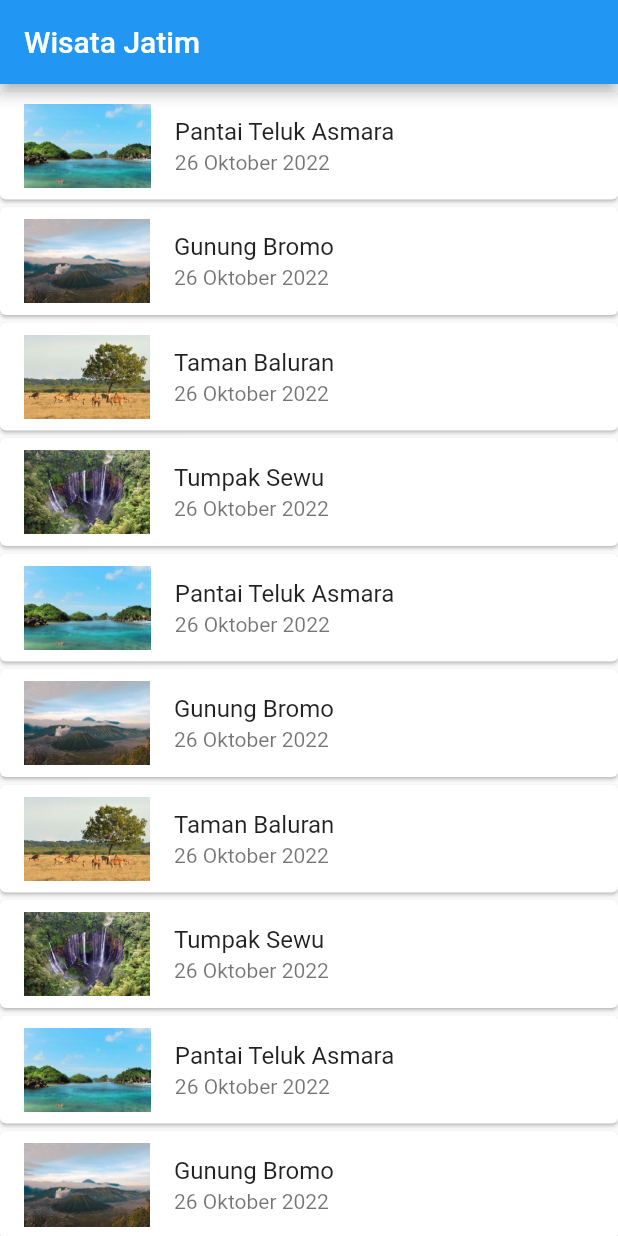
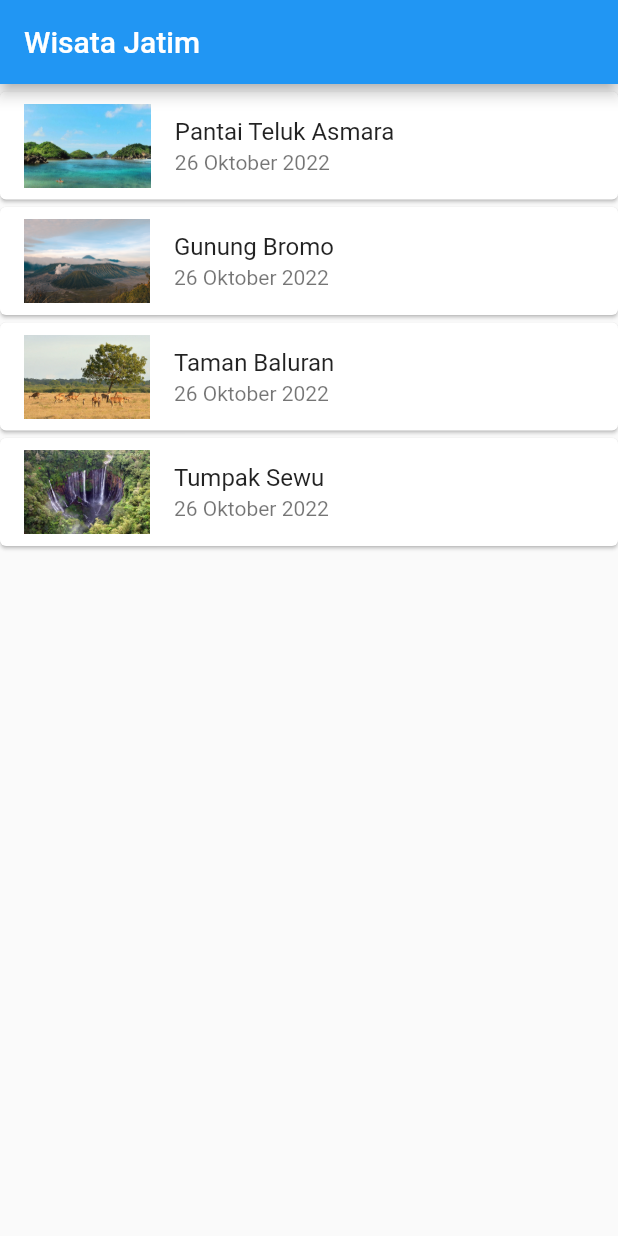
Before and after one commit to royhandf/article-app, a Flutter app: the screen it shows after launch, on a phone screen of 412 x 824 dp. Run offline on Flutter 3.47's test engine with Material 2 defaults, Android fonts, the phone set to English and light mode, and no system bars.

Commit message:
edit data

```diff
--- a/lib/utils/data.dart
+++ b/lib/utils/data.dart
@@ -38,82 +38,4 @@ List articles = [
         'Yang kedua dilihat dari dekat atau dari bawah langsung sehingga sensasi dingin dari air terkena langsung ke badan.',
     'image': 'tumpak-sewu.jpg',
   },
-  {
-    'title': 'Pantai Teluk Asmara',
-    'timeUploaded': '26 Oktober 2022',
-    'description': 'Pantai Teluk Asmara adalah sebuah pantai yang terletak di Kabupaten Malang, Jawa Timur.'
-        'Pantai Teluk Asmara kerap dijuluki Raja Ampat karena memiliki geografis yang mirip dengan destinasi wisata di Papua Barat itu.'
-        'Pantai ini memiliki pasir yang putih dan warna laut yang biru jernih.'
-        'Selain itu, pantai ini juga memiliki hamparan pulau-pulau kecil yang bisa dilihat dari ketinggian dengan menaiki anak tangga.',
-    'image': 'teluk-asmara.jpg',
-  },
-  {
-    'title': 'Gunung Bromo',
-    'timeUploaded': '26 Oktober 2022',
-    'description':
-        'Gunung Bromo adalah sebuah gunung berapi aktif di Jawa Timur. '
-        'Gunung ini memiliki ketinggian 2.329 mdpl '
-        'dan berada dalam empat wilayah kabupaten, yakni Kabupaten Probolinggo, Kabupaten Pasuruan, Kabupaten Lumajang, dan Kabupaten Malang.'
-        'Gunung Bromo termasuk dalam kawasan Taman Nasional Bromo Tengger Semeru.',
-    'image': 'bromo.jpg',
-  },
-  {
-    'title': 'Taman Baluran',
-    'timeUploaded': '26 Oktober 2022',
-    'description':
-        'Taman Nasional Baluran adalah sebuah taman nasional di Jawa Timur.'
-        'Taman nasional ini terletak di Kabupaten Jember, Kabupaten Banyuwangi, dan Kabupaten Bondowoso.'
-        'Taman nasional ini memiliki luas 74.000 hektar dan merupakan taman nasional terluas di Jawa Timur.',
-    'image': 'baluran.webp',
-  },
-  {
-    'title': 'Tumpak Sewu',
-    'timeUploaded': '26 Oktober 2022',
-    'description':
-        'Tumpak Sewu atau yang disebut juga Coban Sewu adalah air terjun unik di Lumajang '
-        'dikarenakan air terjun ini punya aliran air yang melebar seperti tirai.'
-        'Tumpak Sewu adalah air terjun yang memiliki ketinggian 120 meter yang bisa dinikmati atau dilihat dengan dua cara.'
-        'Yang pertama dilihat dari atas yang dikenal dengan sebutan panorama Coban Sewu.'
-        'Yang kedua dilihat dari dekat atau dari bawah langsung sehingga sensasi dingin dari air terkena langsung ke badan.',
-    'image': 'tumpak-sewu.jpg',
-  },
-  {
-    'title': 'Pantai Teluk Asmara',
-    'timeUploaded': '26 Oktober 2022',
-    'description': 'Pantai Teluk Asmara adalah sebuah pantai yang terletak di Kabupaten Malang, Jawa Timur.'
-        'Pantai Teluk Asmara kerap dijuluki Raja Ampat karena memiliki geografis yang mirip dengan destinasi wisata di Papua Barat itu.'
-        'Pantai ini memiliki pasir yang putih dan warna laut yang biru jernih.'
-        'Selain itu, pantai ini juga memiliki hamparan pulau-pulau kecil yang bisa dilihat dari ketinggian dengan menaiki anak tangga.',
-    'image': 'teluk-asmara.jpg',
-  },
-  {
-    'title': 'Gunung Bromo',
-    'timeUploaded': '26 Oktober 2022',
-    'description':
-        'Gunung Bromo adalah sebuah gunung berapi aktif di Jawa Timur. '
-        'Gunung ini memiliki ketinggian 2.329 mdpl '
-        'dan berada dalam empat wilayah kabupaten, yakni Kabupaten Probolinggo, Kabupaten Pasuruan, Kabupaten Lumajang, dan Kabupaten Malang.'
-        'Gunung Bromo termasuk dalam kawasan Taman Nasional Bromo Tengger Semeru.',
-    'image': 'bromo.jpg',
-  },
-  {
-    'title': 'Taman Baluran',
-    'timeUploaded': '26 Oktober 2022',
-    'description':
-        'Taman Nasional Baluran adalah sebuah taman nasional di Jawa Timur.'
-        'Taman nasional ini terletak di Kabupaten Jember, Kabupaten Banyuwangi, dan Kabupaten Bondowoso.'
-        'Taman nasional ini memiliki luas 74.000 hektar dan merupakan taman nasional terluas di Jawa Timur.',
-    'image': 'baluran.webp',
-  },
-  {
-    'title': 'Tumpak Sewu',
-    'timeUploaded': '26 Oktober 2022',
-    'description':
-        'Tumpak Sewu atau yang disebut juga Coban Sewu adalah air terjun unik di Lumajang '
-        'dikarenakan air terjun ini punya aliran air yang melebar seperti tirai.'
-        'Tumpak Sewu adalah air terjun yang memiliki ketinggian 120 meter yang bisa dinikmati atau dilihat dengan dua cara.'
-        'Yang pertama dilihat dari atas yang dikenal dengan sebutan panorama Coban Sewu.'
-        'Yang kedua dilihat dari dekat atau dari bawah langsung sehingga sensasi dingin dari air terkena langsung ke badan.',
-    'image': 'tumpak-sewu.jpg',
-  }
 ];
```
